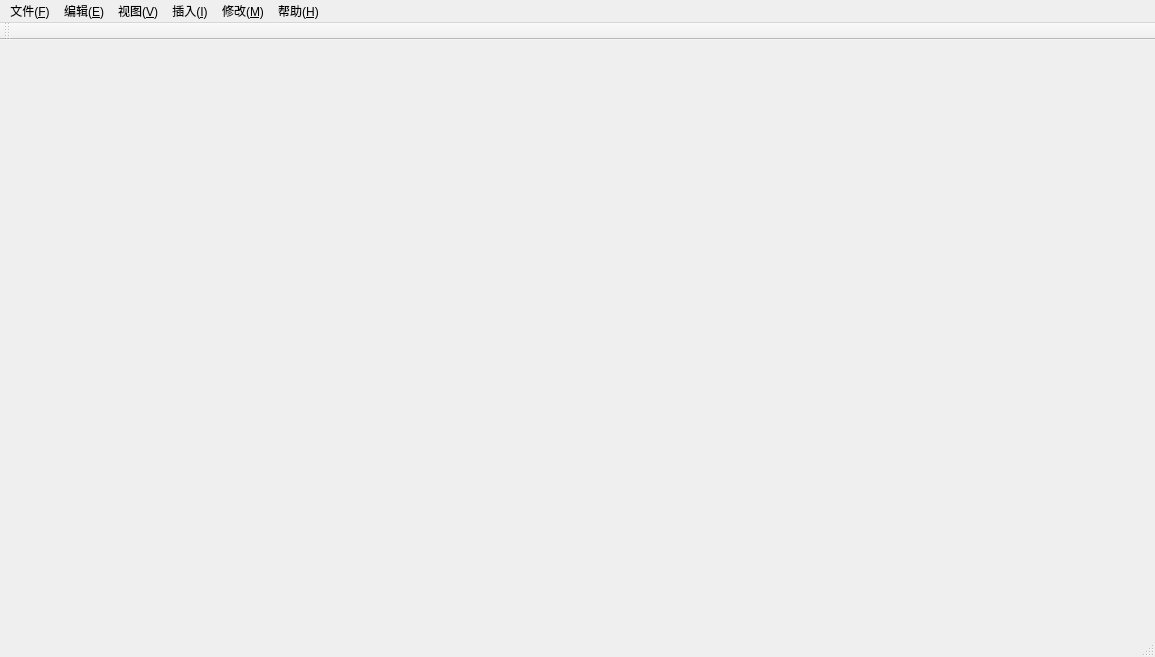
Qt form mainwindow.ui (wushuangabao/ClothingPatternDesignSystem) before a commit.
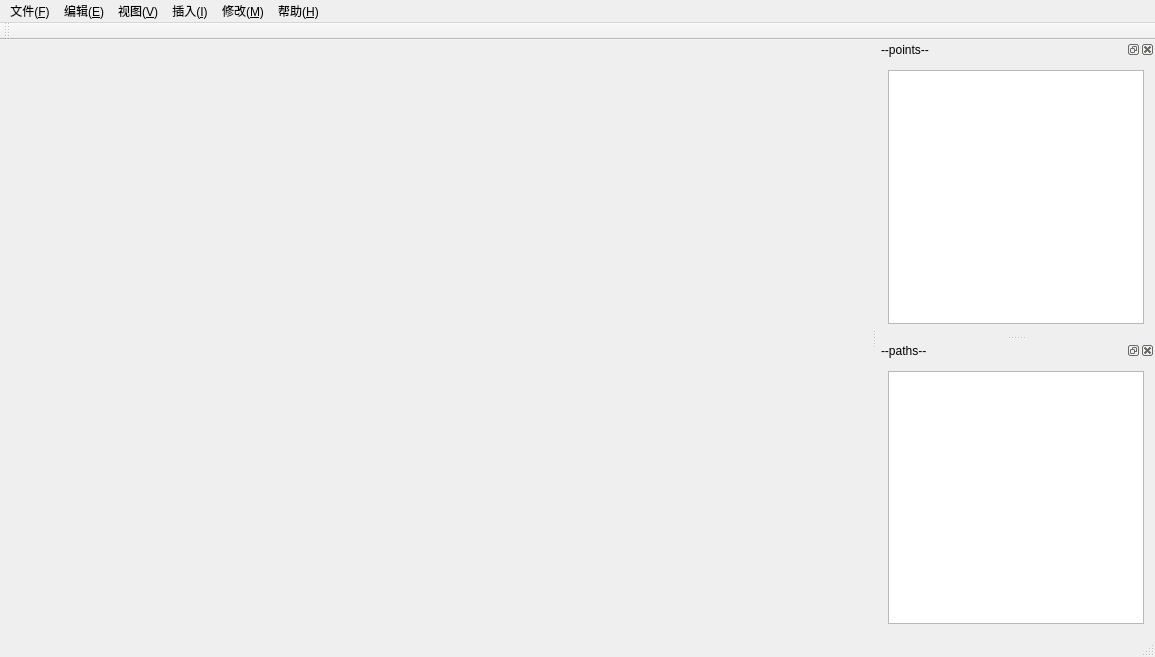
The same form after that commit.

What changed in the file:
```diff
--- a/mainwindow.ui
+++ b/mainwindow.ui
@@ -99,6 +99,36 @@
    </attribute>
   </widget>
   <widget class="QStatusBar" name="statusBar"/>
+  <widget class="QDockWidget" name="dockPointData">
+   <property name="windowTitle">
+    <string>--points--</string>
+   </property>
+   <attribute name="dockWidgetArea">
+    <number>2</number>
+   </attribute>
+   <widget class="QWidget" name="dockWidgetContents">
+    <layout class="QVBoxLayout" name="verticalLayout">
+     <item>
+      <widget class="QTableView" name="tablePoints"/>
+     </item>
+    </layout>
+   </widget>
+  </widget>
+  <widget class="QDockWidget" name="dockPathData">
+   <property name="windowTitle">
+    <string>--paths--</string>
+   </property>
+   <attribute name="dockWidgetArea">
+    <number>2</number>
+   </attribute>
+   <widget class="QWidget" name="dockWidgetContents_3">
+    <layout class="QVBoxLayout" name="verticalLayout_2">
+     <item>
+      <widget class="QTableView" name="tablePaths"/>
+     </item>
+    </layout>
+   </widget>
+  </widget>
   <action name="action01">
    <property name="text">
     <string>01</string>
```
